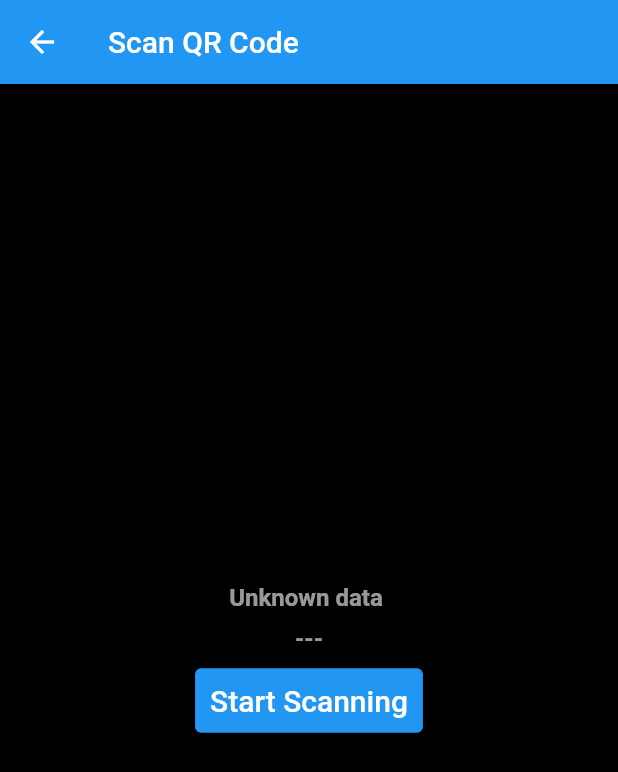
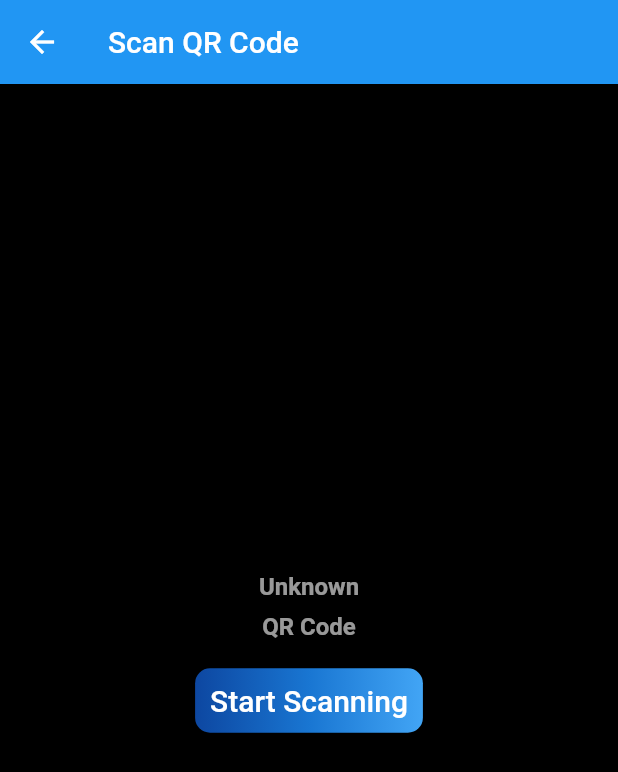
Before and after one commit to MSSohan/scan_and_generate_qr_code, a Flutter app: the ScanQRCode screen opened directly, on a phone screen of 412 x 824 dp. Shown: the top 772 px of the screen. Run offline on Flutter 3.47's test engine with Material 2 defaults, Android fonts, the phone set to English and light mode, and no system bars; our stand-ins replace barcode_widget; missing offline and left inert: flutter_barcode_scanner.

Commit message:
gradient done

```diff
--- a/lib/features/scanQRcode/scan_qr_code.dart
+++ b/lib/features/scanQRcode/scan_qr_code.dart
@@ -10,7 +10,7 @@
 }
 
 class _ScanQRCodeState extends State<ScanQRCode> {
-  String qrCode = 'Unknown data ';
+  String qrCode = 'Unknown';
 
   @override
   Widget build(BuildContext context) {
@@ -33,7 +33,7 @@
               height: 8,
             ),
             const Text(
-              '---',
+              'QR Code',
               style: TextStyle(
                   fontSize: 16,
                   color: Colors.white60,
@@ -47,13 +47,26 @@
                 scanQrCode();
               },
               style: ElevatedButton.styleFrom(
-                primary: Colors.blue,
+                primary: Colors.transparent,
                 onPrimary: Colors.white,
                 padding: const EdgeInsets.all(10.0),
               ),
+              child: Container(
+                decoration: BoxDecoration(
+                  gradient: const LinearGradient(
+                    colors: <Color>[
+                      Color(0xFF0D47A1),
+                      Color(0xFF1976D2),
+                      Color(0xFF42A5F5),
+                    ],
+                  ),
+                  borderRadius: BorderRadius.circular(10.0), // Optional: Add rounded corners
+                ),
+                padding: const EdgeInsets.all(10.0),
               child: const Text(
                 'Start Scanning',
                 style: TextStyle(fontSize: 20),
+              ),
               ),
             )
           ],
```
